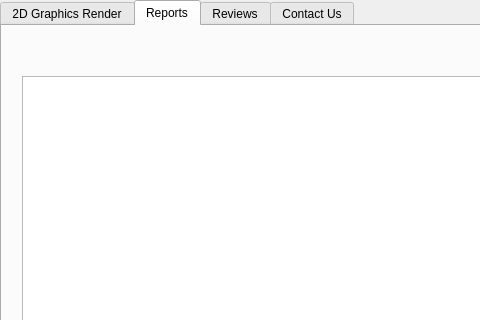
Hcorupe/2D-Graphics-Modeler, file 2D_Graphics_Modeler/MainWindow.ui: the form before one commit; both pictures show x 0 to 480 and y 0 to 320 of the 1037 by 612 pixel window.
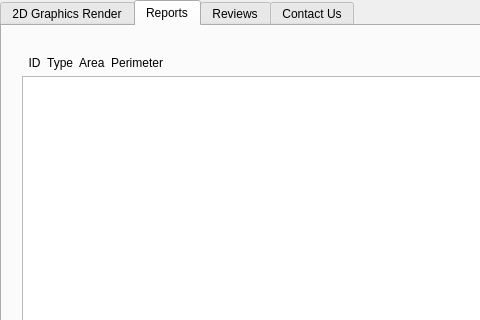
The form after the commit. The open tabs and pages were chosen to show the change. Custom widgets are drawn as their Qt base class.

Commit message: Fixed a bug wherein shapes loaded from a file would not appear on the list. (again)

What changed in the file:
```diff
--- a/2D_Graphics_Modeler/MainWindow.ui
+++ b/2D_Graphics_Modeler/MainWindow.ui
@@ -200,6 +200,19 @@
       <string>Sort Shape List By:</string>
      </property>
     </widget>
+    <widget class="QLabel" name="listLabel">
+     <property name="geometry">
+      <rect>
+       <x>20</x>
+       <y>26</y>
+       <width>161</width>
+       <height>21</height>
+      </rect>
+     </property>
+     <property name="text">
+      <string>  ID  Type  Area  Perimeter</string>
+     </property>
+    </widget>
    </widget>
    <widget class="QWidget" name="ReviewTab">
     <attribute name="title">
```
Left out of the diff: 2 changed lines with no effect on the pictures. The commit also changes 3 other files.
